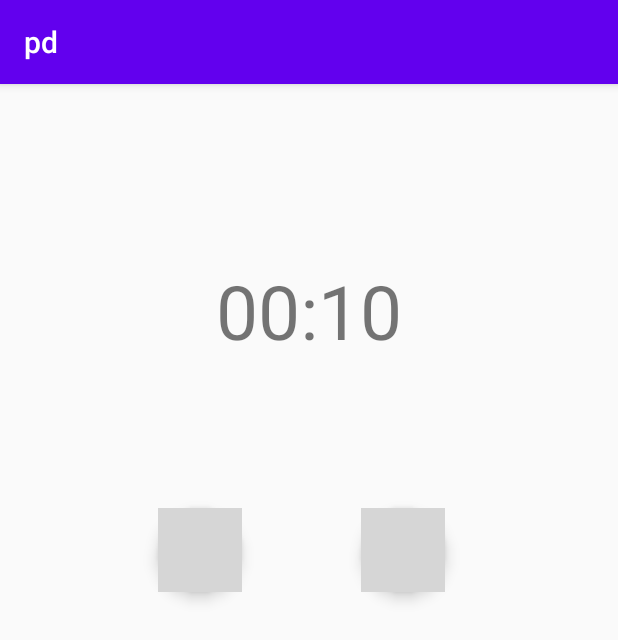
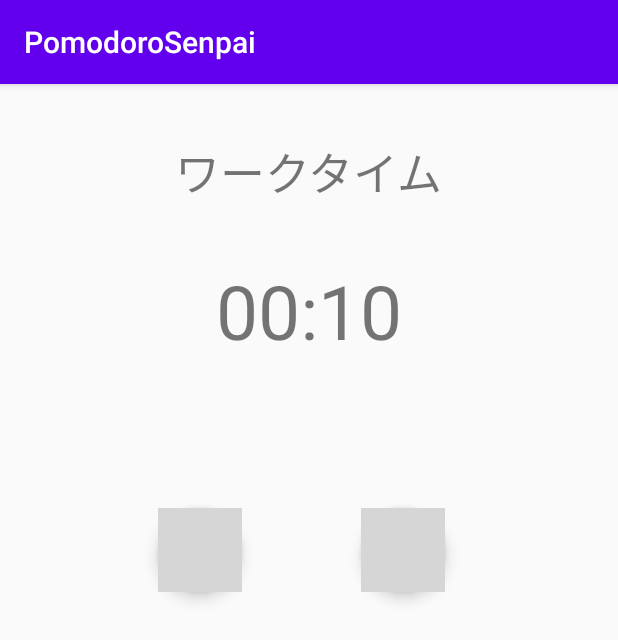
Before and after one commit to kadotaoru/pd, an Android app: the screen it shows after launch (MainActivity), on a phone screen of 412 x 824 dp. Shown: the top 640 px of the screen. Run offline under Robolectric (Android 15) with nearby library versions, the phone set to English and light mode, and no system bars; grey boxes are pictures that could not be loaded.

Commit message:
Update strings.xml

```diff
--- a/app/src/main/res/values/strings.xml
+++ b/app/src/main/res/values/strings.xml
@@ -1,3 +1,5 @@
 <resources>
-    <string name="app_name">pd</string>
+    <string name="app_name">PomodoroSenpai</string>
+    <string name="work_time">ワークタイム</string>
+    <string name="brake_time">ブレイクタイム</string>
 </resources>
```
